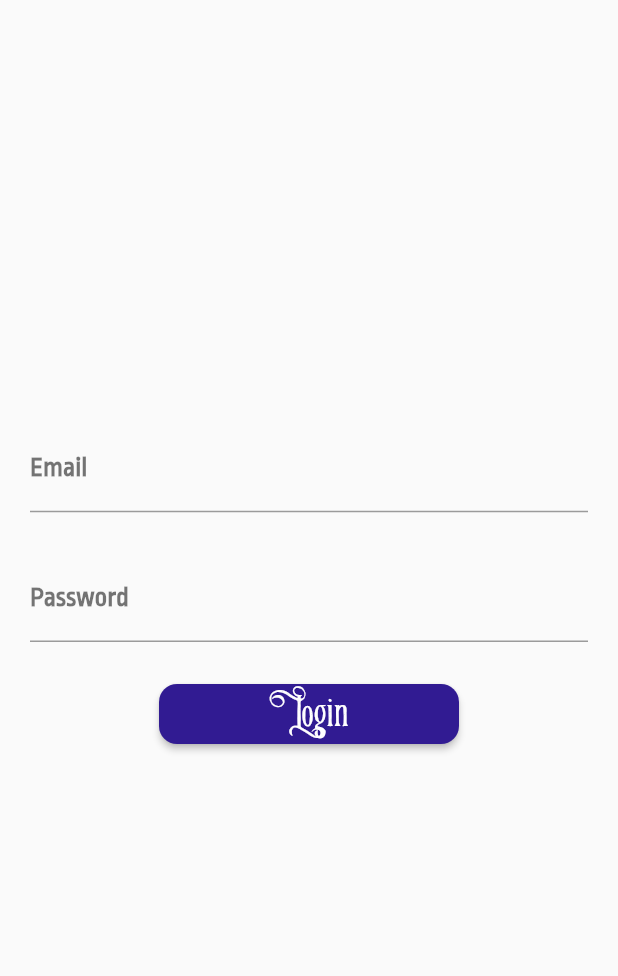
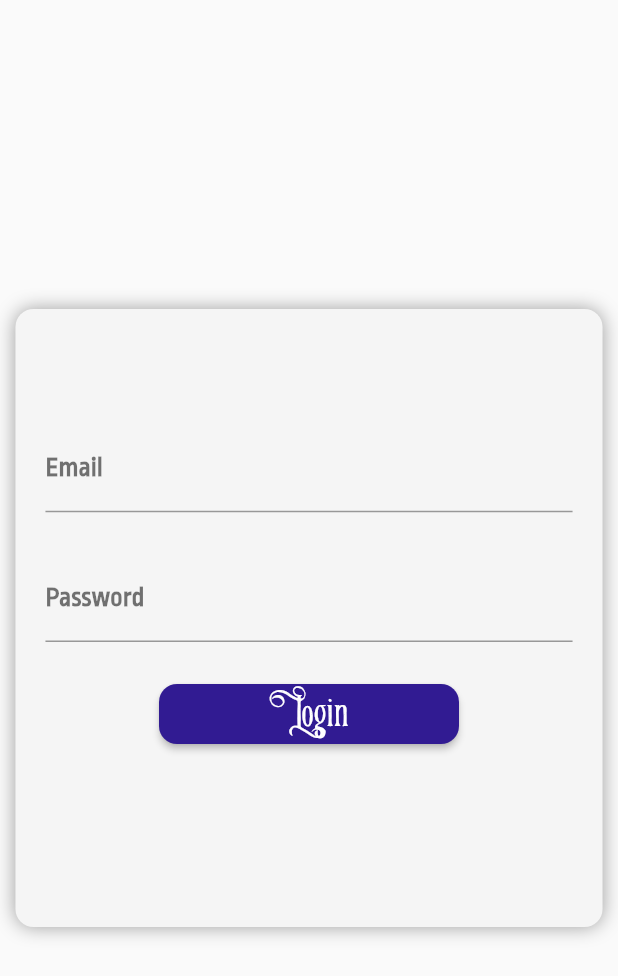
Before and after one commit to nehamdr225/shopping_application_esellglobe, a Flutter app: the screen it shows after launch, after a tap on "Login", on a phone screen of 412 x 824 dp. Shown: the top 976 px of the screen. Run offline on Flutter 3.47's test engine with Material 2 defaults, Android fonts, the phone set to English and light mode, and no system bars; our stand-ins replace carousel_pro, flutter_secure_storage, smooth_star_rating; missing offline and left inert: flutter_statusbarcolor.

Commit message:
ui changes

```diff
--- a/lib/pages/Signin.dart
+++ b/lib/pages/Signin.dart
@@ -14,6 +14,9 @@ class _PageState extends State<SignInPage> {
 
   @override
   Widget build(BuildContext context) {
+    var screenHeight = MediaQuery.of(context).size.height;
+    var screenWidth = MediaQuery.of(context).size.width;
+
     var setEmail = (data) {
       if (emailValidator(data) && data != email)
         setState(() {
@@ -40,7 +43,21 @@ class _PageState extends State<SignInPage> {
     return SafeArea(
       child: Scaffold(
         resizeToAvoidBottomPadding: false,
-        body: Column(
+        body: Align(
+          alignment: Alignment.center,
+          child: Container(
+            height: screenHeight * 0.50,
+            width: screenWidth * 0.95,
+            decoration: BoxDecoration(
+                color: Colors.grey[100],
+                boxShadow:[
+                  BoxShadow(
+                    color: Colors.grey,
+                    blurRadius: 10.0
+                  ),
+                ],
+                borderRadius: BorderRadius.all(Radius.circular(12.0))),
+                    child: Column(
               mainAxisAlignment: MainAxisAlignment.center,
               children: <Widget>[
                 Container(
@@ -83,6 +100,8 @@ class _PageState extends State<SignInPage> {
               ],
             ),
           ),
+        ),
+      ),
     );
   }
 }
--- a/lib/pages/Signup.dart
+++ b/lib/pages/Signup.dart
@@ -63,7 +63,7 @@ class _PageState extends State<SignUpPage> {
             width: screenWidth * 0.95,
             decoration: BoxDecoration(
                 color: Colors.grey[100],
-                boxShadow: [
+                boxShadow:[
                   BoxShadow(
                     color: Colors.grey,
                     blurRadius: 10.0
```
Lines whose indentation alone changed are shown as unchanged.
